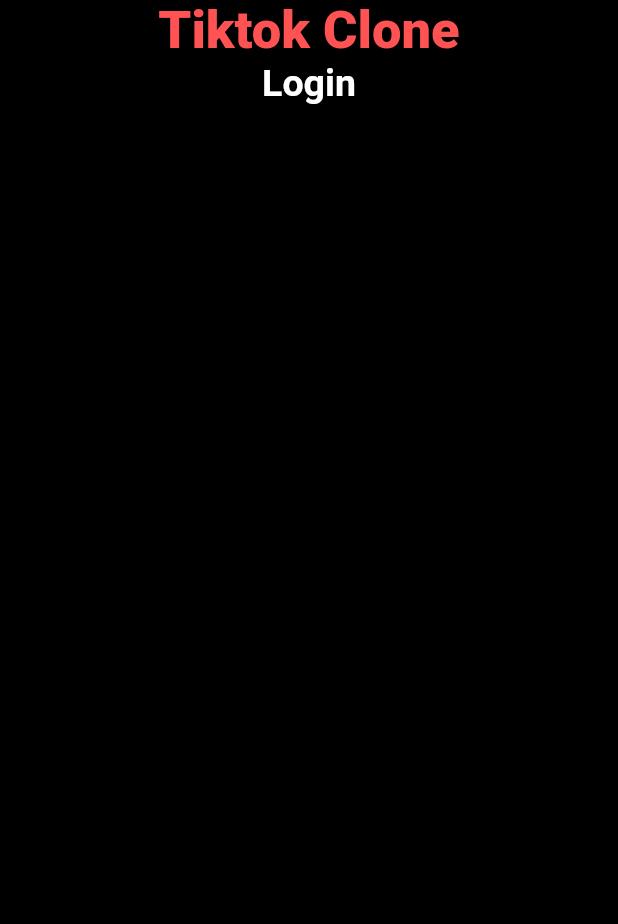
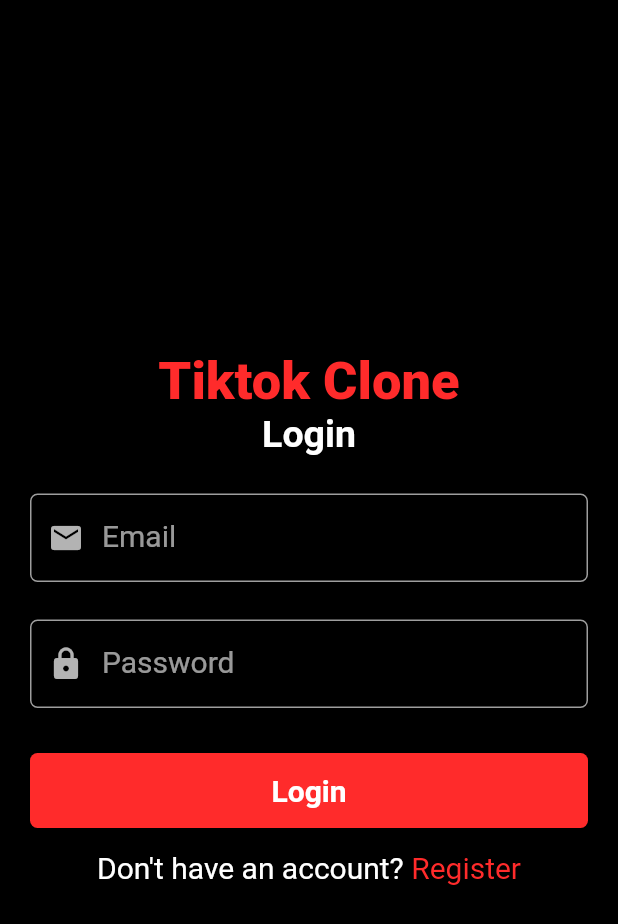
Before and after one commit to lazarus0320/clone_tiktok, a Flutter app: the screen it shows after launch, on a phone screen of 412 x 824 dp. Shown: the top 924 px of the screen. Run offline on Flutter 3.47's test engine with Material 2 defaults, Android fonts, the light colour scheme and no system bars.

Commit message:
23/02/26 /1일차: 로그인 화면 UI

```diff
--- a/lib/constant.dart
+++ b/lib/constant.dart
@@ -2,5 +2,5 @@
 
 //Colors
 const backgroundColor = Colors.black;
-const buttonColor = Colors.redAccent;
+const buttonColor = Color.fromARGB(255, 255, 43, 43);
 const borderColor = Colors.grey;
--- a/lib/main.dart
+++ b/lib/main.dart
@@ -18,7 +18,7 @@
       theme: ThemeData.dark().copyWith(
         scaffoldBackgroundColor: backgroundColor,
       ),
-      home: const LoginScreen(),
+      home: LoginScreen(),
     );
   }
 }
--- a/lib/views/screens/login_screen.dart
+++ b/lib/views/screens/login_screen.dart
@@ -1,15 +1,19 @@
 import 'package:clone_tiktok/constant.dart';
+import 'package:clone_tiktok/views/widgets/text_input_field.dart';
 import 'package:flutter/material.dart';
 
 class LoginScreen extends StatelessWidget {
-  const LoginScreen({super.key});
+  LoginScreen({super.key});
+
+  final TextEditingController _emailController = TextEditingController();
+  final TextEditingController _passwordController = TextEditingController();
 
   @override
   Widget build(BuildContext context) {
     return Scaffold(
       body: Container(
         alignment: Alignment.center,
-        child: Column(children: [
+        child: Column(mainAxisAlignment: MainAxisAlignment.center, children: [
           const Text(
             'Tiktok Clone',
             style: TextStyle(
@@ -25,6 +29,75 @@
               fontWeight: FontWeight.w700,
             ),
           ),
+          const SizedBox(
+            height: 25,
+          ),
+          Container(
+            width: MediaQuery.of(context).size.width,
+            margin: const EdgeInsets.symmetric(horizontal: 20),
+            child: TextInputField(
+              controller: _emailController,
+              labelText: 'Email',
+              icon: Icons.email,
+            ),
+          ),
+          const SizedBox(
+            height: 25,
+          ),
+          Container(
+            width: MediaQuery.of(context).size.width,
+            margin: const EdgeInsets.symmetric(horizontal: 20),
+            child: TextInputField(
+              controller: _passwordController,
+              labelText: 'Password',
+              icon: Icons.lock,
+            ),
+          ),
+          const SizedBox(
+            height: 30,
+          ),
+          Container(
+            width: MediaQuery.of(context).size.width - 40,
+            height: 50,
+            decoration: const BoxDecoration(
+              color: buttonColor,
+              borderRadius: BorderRadius.all(
+                Radius.circular(5),
+              ),
+            ),
+            child: InkWell(
+              onTap: () {
+                print('login user');
+              },
+              child: const Center(
+                child: Text('Login',
+                    style: TextStyle(
+                      fontSize: 20,
+                      fontWeight: FontWeight.w700,
+                    )),
+              ),
+            ),
+          ),
+          const SizedBox(
+            height: 15,
+          ),
+          Row(mainAxisAlignment: MainAxisAlignment.center, children: [
+            const Text(
+              'Don\'t have an account? ',
+              style: TextStyle(
+                fontSize: 20,
+              ),
+            ),
+            InkWell(
+              onTap: () {
+                print('navigating user');
+              },
+              child: Text(
+                'Register',
+                style: TextStyle(fontSize: 20, color: buttonColor),
+              ),
+            )
+          ])
         ]),
       ),
     );
--- /dev/null
+++ b/lib/views/widgets/text_input_field.dart
@@ -0,0 +1,38 @@
+import 'package:clone_tiktok/constant.dart';
+import 'package:flutter/material.dart';
+
+class TextInputField extends StatelessWidget {
+  final TextEditingController controller;
+  final String labelText;
+  final bool isObscure;
+  final IconData icon;
+  const TextInputField({
+    super.key,
+    required this.controller,
+    required this.labelText,
+    this.isObscure = false,
+    required this.icon,
+  });
+
+  @override
+  Widget build(BuildContext context) {
+    return TextField(
+        controller: controller,
+        decoration: InputDecoration(
+            labelText: labelText,
+            prefixIcon: Icon(icon),
+            labelStyle: const TextStyle(
+              fontSize: 20,
+            ),
+            enabledBorder: OutlineInputBorder(
+                borderRadius: BorderRadius.circular(5),
+                borderSide: const BorderSide(
+                  color: borderColor,
+                )),
+            focusedBorder: OutlineInputBorder(
+                borderRadius: BorderRadius.circular(5),
+                borderSide: const BorderSide(
+                  color: borderColor,
+                ))));
+  }
+}
```
